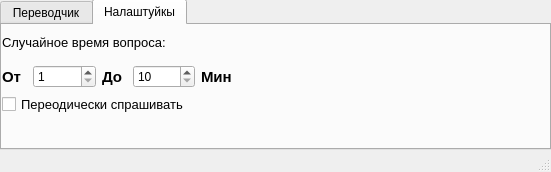
Above: Translate/TranslateUI.ui from Pro100DeSkree/TranslateUI.py before the change. Below: the same form after it.
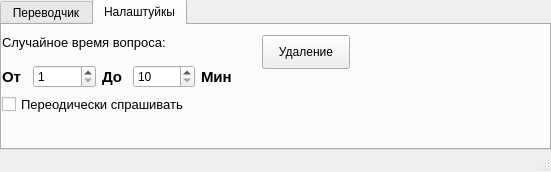
That is the form after the change. The open tabs and pages were chosen to show the change.

Commit message: - Добавлена таблица в которой можно подчистить ненужные переводы с БД - Найден новый баг с записю в пустой файл)

What changed in the file:
```diff
--- a/Translate/TranslateUI.ui
+++ b/Translate/TranslateUI.ui
@@ -375,6 +375,19 @@
        </item>
       </layout>
      </widget>
+     <widget class="QPushButton" name="pb_del_translate">
+      <property name="geometry">
+       <rect>
+        <x>260</x>
+        <y>10</y>
+        <width>88</width>
+        <height>34</height>
+       </rect>
+      </property>
+      <property name="text">
+       <string>Удаление</string>
+      </property>
+     </widget>
     </widget>
    </widget>
   </widget>
```
Left out of the diff: 2 changed lines with no effect on the pictures. The commit also changes 2 other files.
